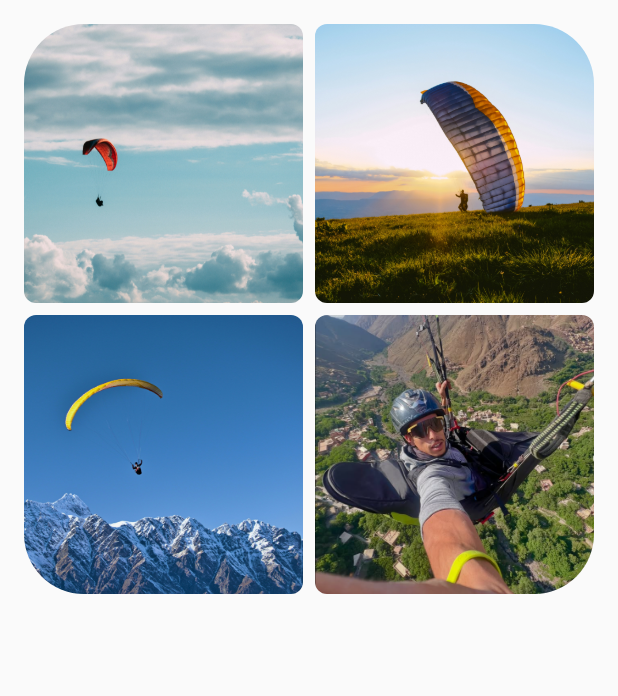
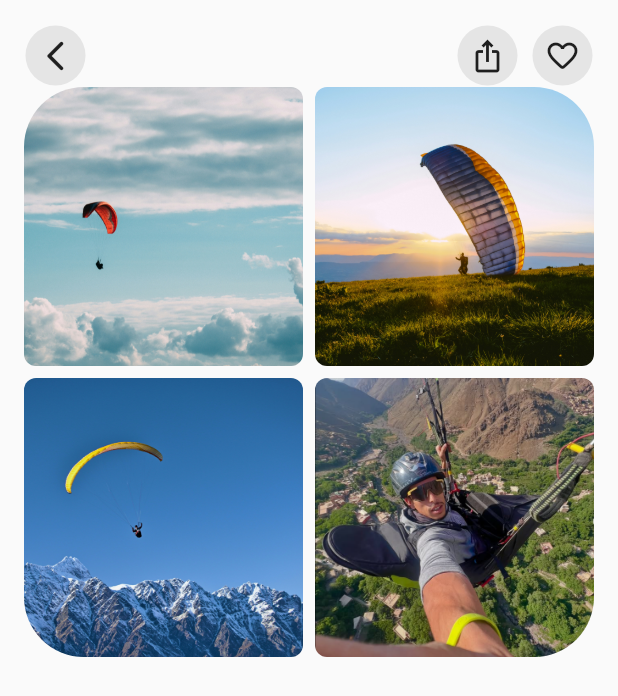
Before and after one commit to friendly-yahya/Atlas-paragliding, a Flutter app: the BookingDetailScreen screen opened directly, on a phone screen of 412 x 824 dp. Shown: the top 696 px of the screen. Run offline on Flutter 3.47's test engine with Material 3 defaults, Android fonts, the light colour scheme and no system bars; our stand-ins replace firebase_core; accounts and stored records are empty.

Commit message:
Adds BookingHeader with 3 RoundIconButtons:Back, share, like

```diff
--- a/lib/screens/booking_detail_screen.dart
+++ b/lib/screens/booking_detail_screen.dart
@@ -1,6 +1,7 @@
 import 'package:atlas_paragliding/theme/app_theme.dart';
 import 'package:flutter/material.dart';
 import 'package:atlas_paragliding/widgets/window_img.dart';
+import 'package:atlas_paragliding/widgets/booking_header.dart';
 class BookingDetailScreen extends StatelessWidget {
   const BookingDetailScreen({super.key});
 
@@ -11,7 +12,12 @@ class BookingDetailScreen extends StatelessWidget {
         padding: const EdgeInsets.symmetric(horizontal: AppTheme.space16,vertical: AppTheme.space16),
         child: Column(
           children: [
+            BookingHeader(
+              onShare: (){print('share');},
+              onBack: ()=> Navigator.pop(context),
+              onLike: (){print('like');}),
             Expanded(child: WindowImg()),
+
           ],
         )
         ),
--- /dev/null
+++ b/lib/widgets/booking_header.dart
@@ -0,0 +1,39 @@
+import 'package:atlas_paragliding/theme/app_theme.dart';
+import 'package:flutter/material.dart';
+import 'package:atlas_paragliding/widgets/round_icon_button.dart';
+
+class BookingHeader extends StatelessWidget {
+  final VoidCallback onShare;
+  final VoidCallback onLike;
+  final VoidCallback onBack;
+  const BookingHeader({
+    super.key,
+    required this.onShare,
+    required this.onBack,
+    required this.onLike,
+    });
+
+  @override
+  Widget build(BuildContext context) {
+    return Row(
+      children: [
+        RoundIconButton(
+          icon: Icons.arrow_back_ios_new_rounded,
+          onPressed: onBack
+          ),
+        Spacer(),
+        RoundIconButton(
+          icon: Icons.ios_share,
+          onPressed: onShare
+          ),
+        SizedBox(
+          width: AppTheme.space8,
+        ),
+        RoundIconButton(
+          icon: Icons.favorite_border_rounded,
+          onPressed: onLike
+        )
+      ],
+    );
+  }
+}
--- /dev/null
+++ b/lib/widgets/round_icon_button.dart
@@ -0,0 +1,40 @@
+import 'package:atlas_paragliding/theme/app_theme.dart';
+import 'package:flutter/material.dart';
+
+class RoundIconButton extends StatelessWidget {
+  final IconData icon;
+  final VoidCallback onPressed;
+
+  const RoundIconButton({
+    super.key,
+    required this.icon,
+    required this.onPressed,
+    });
+
+  @override
+  Widget build(BuildContext context) {
+    return Material(
+      color: Colors.transparent,
+      shape: const CircleBorder(),
+      child: InkWell(
+        onTap: onPressed,
+        customBorder: const CircleBorder(),
+        borderRadius: BorderRadius.circular(AppTheme.space8),
+        child: Padding(
+          padding: EdgeInsets.all(1.0),
+          child: Container(
+            decoration:
+              BoxDecoration(
+                color: AppTheme.strokeColor,
+                shape: BoxShape.circle
+              ),
+            child: Padding(
+              padding: EdgeInsets.all(AppTheme.space8),
+              child: Icon(icon),
+            ),
+          ),
+        ),
+      ),
+    );
+  }
+}
```
